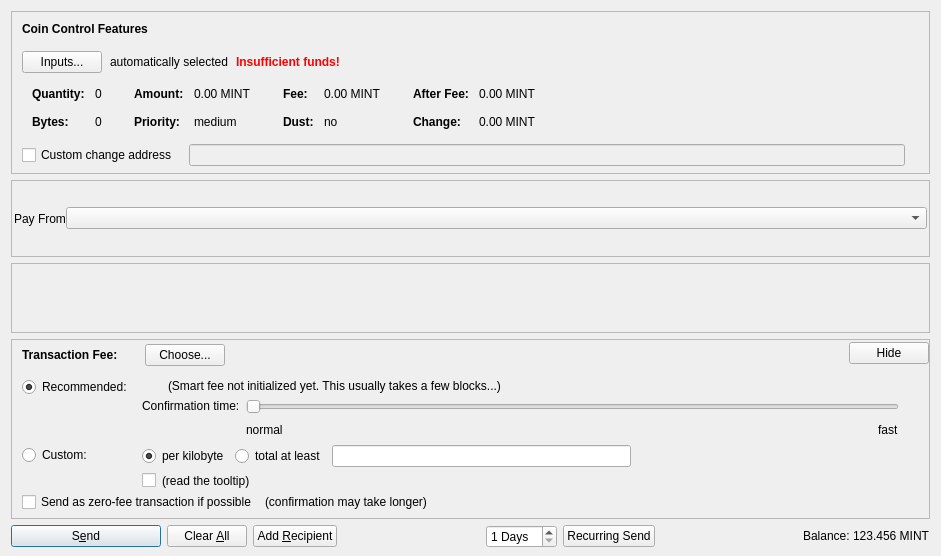
Above: src/qt/forms/sendcoinsdialog.ui from MintcoinCommunity/Mintcoin-Desktop-Wallet before the change. Below: the same form after it.
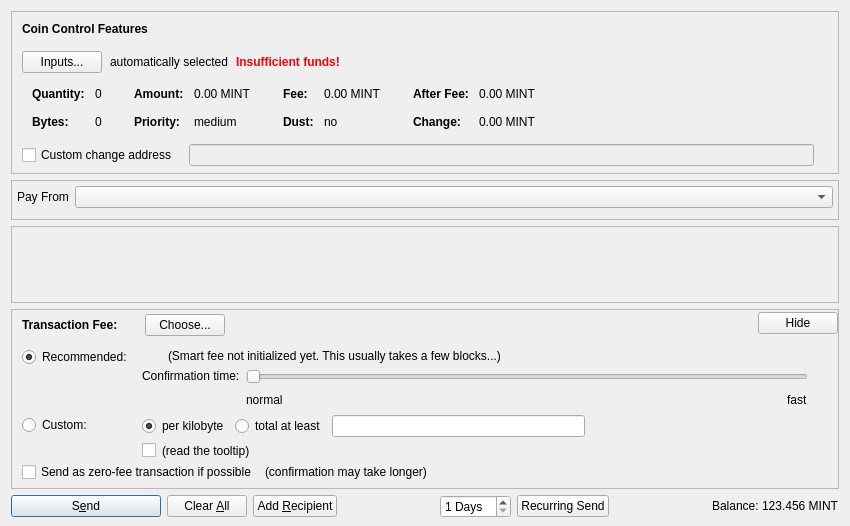
That is the form after the change. Icons and pictures are not drawn. Custom widgets are drawn as their Qt base class.

The edit to the form file:
```diff
--- a/src/qt/forms/sendcoinsdialog.ui
+++ b/src/qt/forms/sendcoinsdialog.ui
@@ -6,8 +6,8 @@
    <rect>
     <x>0</x>
     <y>0</y>
-    <width>941</width>
-    <height>556</height>
+    <width>850</width>
+    <height>526</height>
    </rect>
   </property>
   <property name="windowTitle">
@@ -609,11 +609,17 @@
    <item>
     <widget class="QFrame" name="payFromFrame">
      <property name="sizePolicy">
-      <sizepolicy hsizetype="Expanding" vsizetype="Preferred">
+      <sizepolicy hsizetype="Expanding" vsizetype="Expanding">
        <horstretch>0</horstretch>
        <verstretch>0</verstretch>
       </sizepolicy>
      </property>
+     <property name="maximumSize">
+       <size>
+         <width>16777215</width>
+         <height>40</height>
+       </size>
+     </property>
      <property name="frameShape">
       <enum>QFrame::StyledPanel</enum>
      </property>
@@ -622,30 +628,25 @@
      </property>
      <layout class="QHBoxLayout" name="horizontalLayout_7">
       <property name="leftMargin">
-       <number>2</number>
+       <number>5</number>
       </property>
       <property name="topMargin">
        <number>0</number>
       </property>
       <property name="rightMargin">
-       <number>2</number>
+       <number>5</number>
       </property>
       <property name="bottomMargin">
-       <number>0</number>
+       <number>6</number>
       </property>
       <item>
-       <layout class="QHBoxLayout" name="horizontalLayout_5" stretch="0,1">
-        <property name="spacing">
-         <number>0</number>
-        </property>
-        <item>
-         <widget class="QLabel" name="label_3">
+        <widget class="QLabel" name="labelPayFrom">
           <property name="text">
            <string>Pay From</string>
           </property>
          </widget>
-        </item>
-        <item>
+      </item>
+      <item>
          <widget class="QComboBox" name="payFrom">
           <property name="sizePolicy">
            <sizepolicy hsizetype="Expanding" vsizetype="Fixed">
@@ -654,9 +655,7 @@
            </sizepolicy>
           </property>
          </widget>
-        </item>
-       </layout>
-      </item>
+       </item>
      </layout>
     </widget>
    </item>
@@ -670,8 +669,8 @@
        <rect>
         <x>0</x>
         <y>0</y>
-        <width>921</width>
-        <height>28</height>
+        <width>830</width>
+        <height>68</height>
        </rect>
       </property>
       <layout class="QVBoxLayout" name="verticalLayout_2" stretch="0,1">
@@ -1398,7 +1397,7 @@
       </widget>
      </item>
      <item>
-      <spacer name="horizontalSpacer_2">
+      <spacer name="horizontalSpacerRecurringSend">
        <property name="orientation">
         <enum>Qt::Horizontal</enum>
        </property>
```
Left out of the diff: 10 changed lines with no effect on the pictures.
